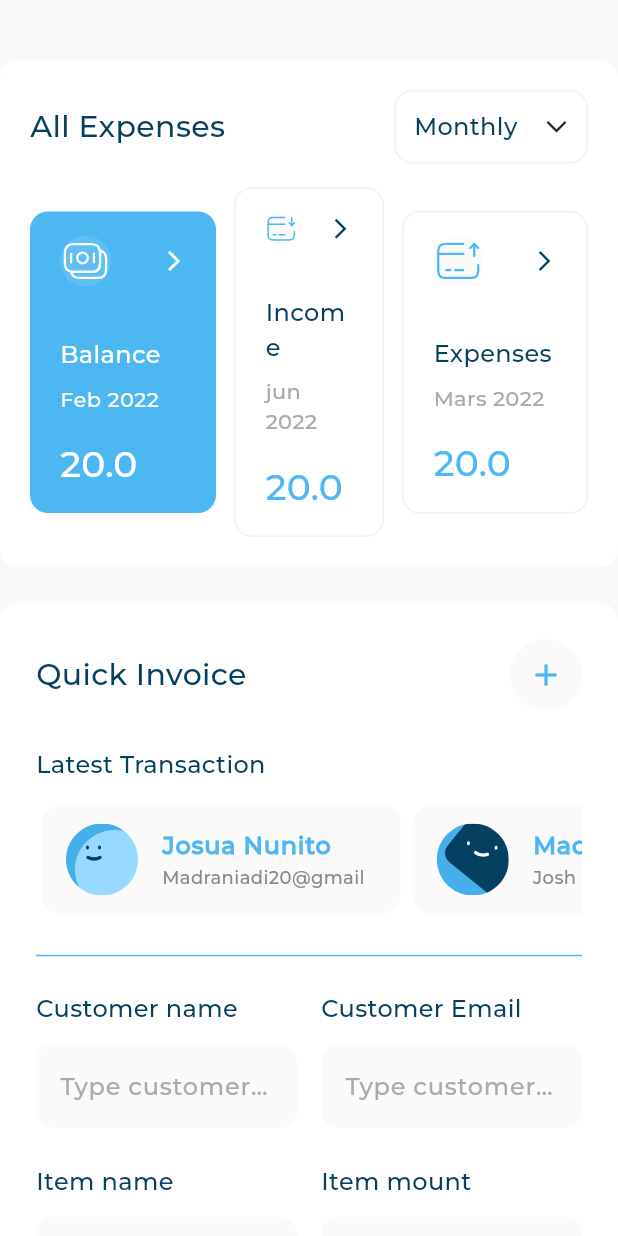
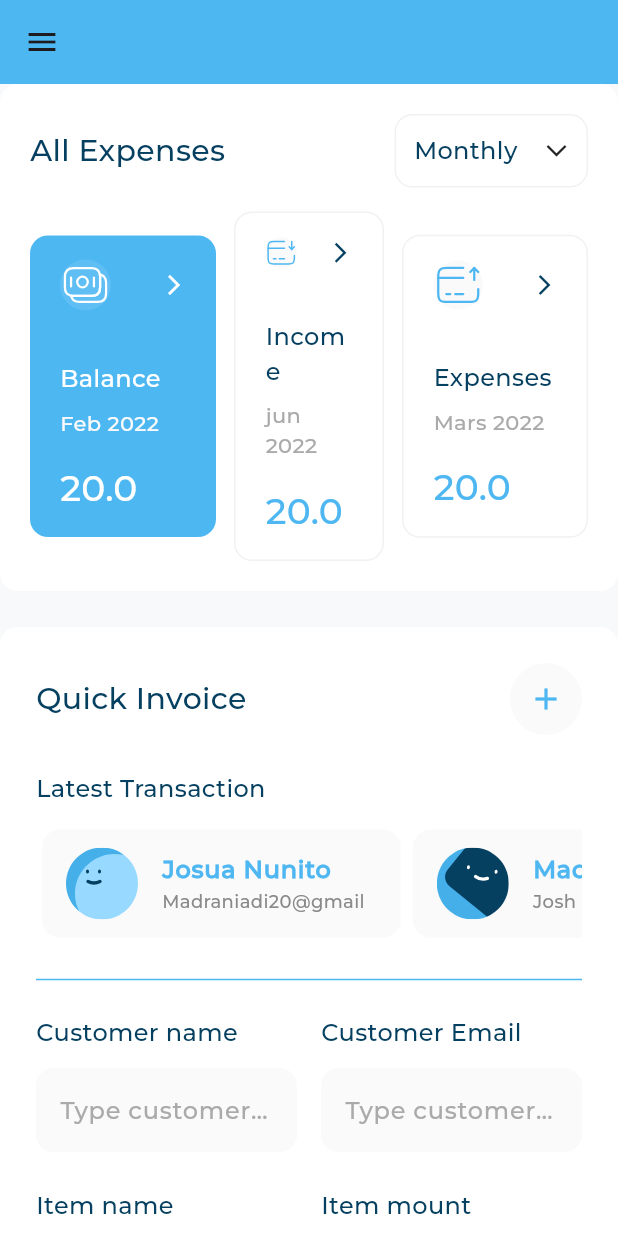
Before and after one commit to MoNasser155/responsive_dashboard, a Flutter app: the screen it shows after launch, on a phone screen of 412 x 824 dp. Run offline on Flutter 3.47's test engine with Material 3 defaults, Android fonts, the phone set to English and light mode, and no system bars; our stand-ins replace expandable_page_view, fl_chart, flutter_svg; project files that could hold a hidden picture were left out.

Commit message:
mobile layout done

```diff
--- a/lib/main.dart
+++ b/lib/main.dart
@@ -11,6 +11,7 @@ class ResponsiveDashboard extends StatelessWidget {
   @override
   Widget build(BuildContext context) {
     return const MaterialApp(
+      debugShowCheckedModeBanner: false,
       home: DashBoardView(),
     );
   }
--- a/lib/views/dashboard_view.dart
+++ b/lib/views/dashboard_view.dart
@@ -1,15 +1,39 @@
 import 'package:flutter/material.dart';
 import 'package:responsive_dashboard/views/widgets/adaptive_layout_widget.dart';
+import 'package:responsive_dashboard/views/widgets/custom_drawer.dart';
 import 'package:responsive_dashboard/views/widgets/dashboard_desktop_layout.dart';
 import 'package:responsive_dashboard/views/widgets/dashboard_mobile_layout.dart';
 import 'package:responsive_dashboard/views/widgets/dashboard_tablet_layout.dart';
 
-class DashBoardView extends StatelessWidget {
+class DashBoardView extends StatefulWidget {
   const DashBoardView({super.key});
 
   @override
+  State<DashBoardView> createState() => _DashBoardViewState();
+}
+
+class _DashBoardViewState extends State<DashBoardView> {
+  final GlobalKey<ScaffoldState> scaffoldkey = GlobalKey();
+  @override
   Widget build(BuildContext context) {
     return Scaffold(
+      key: scaffoldkey,
+      drawer:
+          MediaQuery.sizeOf(context).width < 800 ? const CustomDrawer() : null,
+      appBar: MediaQuery.sizeOf(context).width < 800
+          ? AppBar(
+              elevation: 0,
+              backgroundColor: const Color(0xff4db7f2),
+              leading: IconButton(
+                onPressed: () {
+                  scaffoldkey.currentState!.openDrawer();
+                },
+                icon: const Icon(
+                  Icons.menu,
+                ),
+              ),
+            )
+          : null,
       backgroundColor: const Color(0xfff7f9fa),
       body: AdaptiveLayoutWidget(
         mobileLayout: (context) => const DashBoardMobileLayout(),
--- a/lib/views/widgets/all_expensess_and_quick_invoice_section.dart
+++ b/lib/views/widgets/all_expensess_and_quick_invoice_section.dart
@@ -14,9 +14,7 @@ class AllExpensessAndQuickInvoiceSection extends StatelessWidget {
   Widget build(BuildContext context) {
     return const Column(
       children: [
-        SizedBox(
-          height: 40,
-        ),
+
         AllExpensess(),
         SizedBox(
           height: 24,
--- a/lib/views/widgets/custom_drawer.dart
+++ b/lib/views/widgets/custom_drawer.dart
@@ -12,6 +12,7 @@ class CustomDrawer extends StatelessWidget {
   @override
   Widget build(BuildContext context) {
     return Container(
+      width: MediaQuery.sizeOf(context).width * 0.7,
       color: Colors.white,
       child: const CustomScrollView(
         slivers: [
```
Also changed, not shown: lib/views/widgets/dashboard_desktop_layout.dart (+6 -1 lines), lib/views/widgets/dashboard_tablet_layout.dart (+6 -4 lines).
